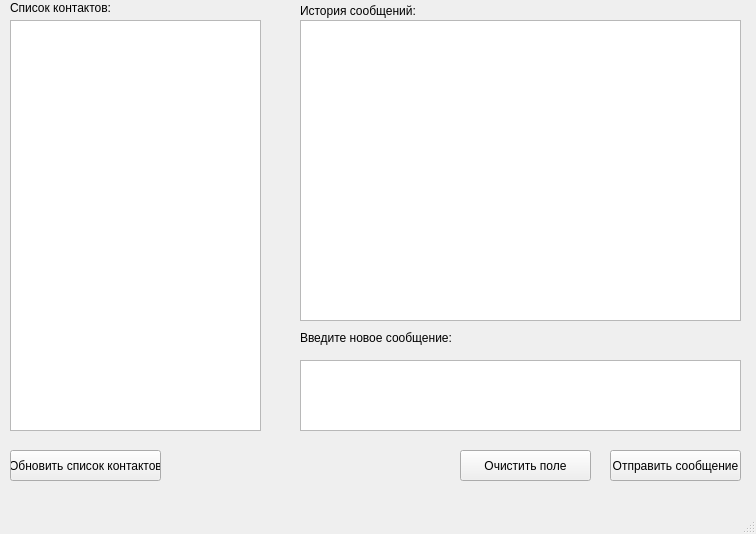
Qt form lesson5/client/client_window.ui (Pavlmir/data-bases-PyQT-gb) before a commit.
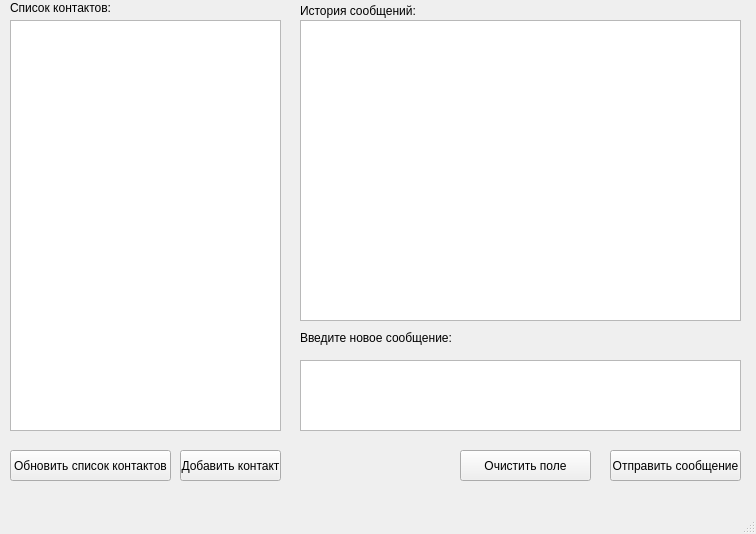
The same form after that commit.

```diff
--- a/lesson5/client/client_window.ui
+++ b/lesson5/client/client_window.ui
@@ -74,7 +74,7 @@
      <rect>
       <x>10</x>
       <y>20</y>
-      <width>251</width>
+      <width>271</width>
       <height>411</height>
      </rect>
     </property>
@@ -120,7 +120,7 @@
      <rect>
       <x>10</x>
       <y>450</y>
-      <width>151</width>
+      <width>161</width>
       <height>31</height>
      </rect>
     </property>
@@ -128,6 +128,19 @@
      <string>Обновить список контактов</string>
     </property>
    </widget>
+   <widget class="QPushButton" name="btn_add_contact">
+    <property name="geometry">
+     <rect>
+      <x>180</x>
+      <y>450</y>
+      <width>101</width>
+      <height>31</height>
+     </rect>
+    </property>
+    <property name="text">
+     <string>Добавить контакт</string>
+    </property>
+   </widget>
   </widget>
   <widget class="QStatusBar" name="statusBar"/>
   <action name="menu_exit">
```
